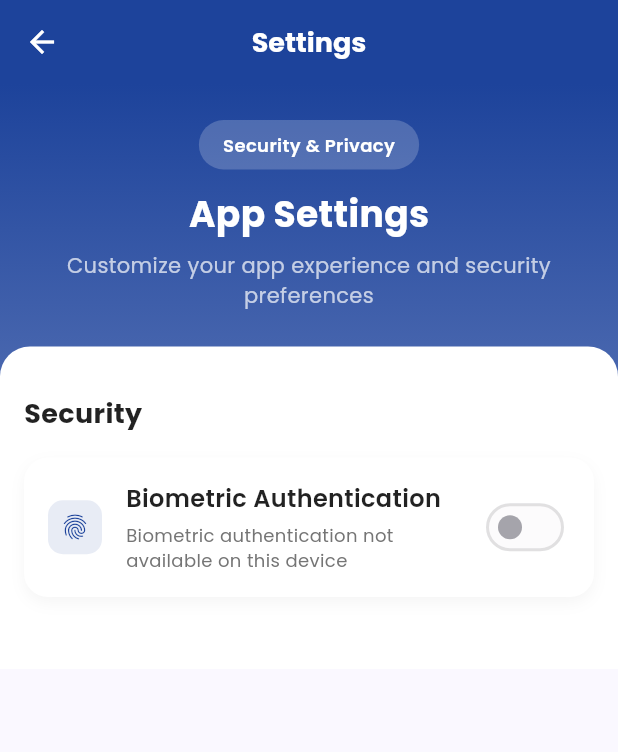
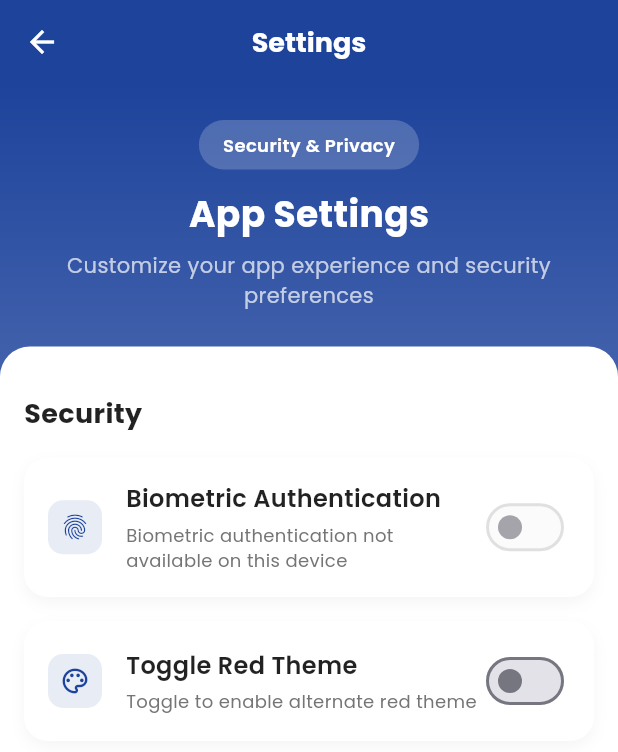
Before and after one commit to pitxitojt/pitx-app, a Flutter app: the Settings screen opened directly, on a phone screen of 412 x 824 dp. Shown: the top 752 px of the screen. Run offline on Flutter 3.47's test engine with Material 3 defaults, Android fonts, the phone set to English and light mode, and no system bars; our stand-ins replace google_fonts, local_auth, shared_preferences, supabase_flutter, timezone, webview_flutter; missing offline and left inert: bcrypt, country_flags; accounts and stored records are empty.

Commit message:
add alternate theme

```diff
--- a/lib/main.dart
+++ b/lib/main.dart
@@ -1,11 +1,13 @@
 import 'package:flutter/material.dart';
-import 'package:google_fonts/google_fonts.dart';
 import 'package:pitx/screens/Base.dart';
 import 'package:pitx/screens/Welcome.dart';
 import 'package:pitx/auth/Login.dart';
 import 'package:pitx/auth/SetPin.dart';
 import 'package:pitx/auth/Signup.dart';
 import 'package:pitx/auth/ProfileCompletion.dart';
+import 'package:pitx/themes/red.dart';
+import 'package:pitx/themes/default.dart';
+import 'package:shared_preferences/shared_preferences.dart';
 import 'package:supabase_flutter/supabase_flutter.dart';
 import 'package:flutter_web_plugins/url_strategy.dart';
 
@@ -105,28 +107,33 @@ Future<void> main() async {
     anonKey:
         'SUPABASE_ANON_KEY',
   );
-  runApp(const MyApp());
+
+  final prefs = await SharedPreferences.getInstance();
+  final isDark = await prefs.getBool('dark_mode_enabled') ?? false;
+
+  runApp(MyApp(isAlternateThemeEnabled: isDark));
 }
 
 final supabase = Supabase.instance.client;
+final ValueNotifier<bool> isAlternateThemeEnabledNotifier = ValueNotifier<bool>(
+  false,
+);
 
 class MyApp extends StatelessWidget {
-  const MyApp({super.key});
+  final bool isAlternateThemeEnabled;
+  MyApp({super.key, required this.isAlternateThemeEnabled}) {
+    isAlternateThemeEnabledNotifier.value = isAlternateThemeEnabled;
+  }
 
   // This widget is the root of your application.
   @override
   Widget build(BuildContext context) {
+    return ValueListenableBuilder(
+      valueListenable: isAlternateThemeEnabledNotifier,
+      builder: (_, isAlternateTheme, _) {
         return MaterialApp(
           title: 'PITX',
-      theme: ThemeData(
-        colorScheme: ColorScheme.fromSeed(
-          seedColor: Color(0xff1d439b),
-          primary: Color(0xff1d439b),
-          onPrimary: Colors.white,
-        ),
-        textTheme: GoogleFonts.poppinsTextTheme(Theme.of(context).textTheme),
-        fontFamily: GoogleFonts.poppins().fontFamily,
-      ),
+          theme: isAlternateTheme ? redTheme : defaultTheme,
           initialRoute: '/',
           routes: {
             '/': (context) => const Initialization(title: 'PITX'),
@@ -137,6 +144,8 @@ class MyApp extends StatelessWidget {
             '/set-pin': (context) => const SetPin(),
             '/home': (context) => const Base(),
             // '/phone-verification': (context) => const PhoneVerification(),
+          },
+        );
       },
     );
   }
--- a/lib/pages/Settings.dart
+++ b/lib/pages/Settings.dart
@@ -1,6 +1,7 @@
 import 'package:flutter/material.dart';
 import 'package:local_auth/local_auth.dart';
 import 'package:shared_preferences/shared_preferences.dart';
+import 'package:pitx/main.dart';
 
 class Settings extends StatefulWidget {
   const Settings({super.key});
@@ -39,6 +40,21 @@ class _SettingsState extends State<Settings> {
       setState(() {
         _isBiometricAvailable = false;
       });
+    }
+  }
+
+  Future<void> _toggleAlternateTheme(bool value) async {
+    SharedPreferences prefs = await SharedPreferences.getInstance();
+    await prefs.setBool('dark_mode_enabled', value);
+    isAlternateThemeEnabledNotifier.value = value;
+
+    if (mounted) {
+      ScaffoldMessenger.of(context).showSnackBar(
+        SnackBar(
+          content: Text(!value ? 'Red theme disabled' : 'Red theme enabled'),
+          backgroundColor: Colors.green,
+        ),
+      );
     }
   }
 
@@ -347,8 +363,74 @@ class _SettingsState extends State<Settings> {
                             ),
                           ),
                         ),
-
-                      const SizedBox(height: 32),
+                      const SizedBox(height: 16),
+                      Container(
+                        decoration: BoxDecoration(
+                          color: Colors.white,
+                          borderRadius: BorderRadius.circular(16),
+                          boxShadow: [
+                            BoxShadow(
+                              color: Colors.grey.withOpacity(0.1),
+                              blurRadius: 8,
+                              offset: const Offset(0, 4),
+                            ),
+                          ],
+                        ),
+                        child: Padding(
+                          padding: const EdgeInsets.all(16),
+                          child: Row(
+                            children: [
+                              Container(
+                                padding: const EdgeInsets.all(8),
+                                decoration: BoxDecoration(
+                                  color: Theme.of(
+                                    context,
+                                  ).colorScheme.primary.withOpacity(0.1),
+                                  borderRadius: BorderRadius.circular(10),
+                                ),
+                                child: Icon(
+                                  Icons.palette_outlined,
+                                  size: 20,
+                                  color: Theme.of(context).colorScheme.primary,
+                                ),
+                              ),
+                              const SizedBox(width: 16),
+                              Expanded(
+                                child: Column(
+                                  crossAxisAlignment: CrossAxisAlignment.start,
+                                  children: [
+                                    const Text(
+                                      'Toggle Red Theme',
+                                      style: TextStyle(
+                                        fontSize: 16,
+                                        fontWeight: FontWeight.w600,
+                                        color: Colors.black87,
+                                      ),
+                                    ),
+                                    const SizedBox(height: 4),
+                                    Text(
+                                      isAlternateThemeEnabledNotifier.value
+                                          ? 'Red theme currently enabled'
+                                          : 'Toggle to enable alternate red theme',
+                                      style: TextStyle(
+                                        fontSize: 12,
+                                        color: Colors.grey[600],
+                                      ),
+                                    ),
+                                  ],
+                                ),
+                              ),
+                              Switch(
+                                value: isAlternateThemeEnabledNotifier.value,
+                                onChanged: _toggleAlternateTheme,
+                                activeColor: Theme.of(
+                                  context,
+                                ).colorScheme.primary,
+                              ),
+                            ],
+                          ),
+                        ),
+                      ),
                     ],
                   ),
                 ),
--- /dev/null
+++ b/lib/themes/default.dart
@@ -0,0 +1,12 @@
+import 'package:flutter/material.dart';
+import 'package:google_fonts/google_fonts.dart';
+
+final defaultTheme = ThemeData(
+  colorScheme: ColorScheme.fromSeed(
+    seedColor: Color(0xff1d439b),
+    primary: Color(0xff1d439b),
+    onPrimary: Colors.white,
+  ),
+  textTheme: GoogleFonts.poppinsTextTheme(),
+  fontFamily: GoogleFonts.poppins().fontFamily,
+);
--- /dev/null
+++ b/lib/themes/red.dart
@@ -0,0 +1,12 @@
+import 'package:flutter/material.dart';
+import 'package:google_fonts/google_fonts.dart';
+
+final redTheme = ThemeData(
+  colorScheme: ColorScheme.fromSeed(
+    seedColor: Color(0xffee3124),
+    primary: Color(0xffee3124),
+    onPrimary: Colors.white,
+  ),
+  textTheme: GoogleFonts.poppinsTextTheme(),
+  fontFamily: GoogleFonts.poppins().fontFamily,
+);
```
Also changed, not shown: 1 other file. Lines whose indentation alone changed are shown as unchanged.
